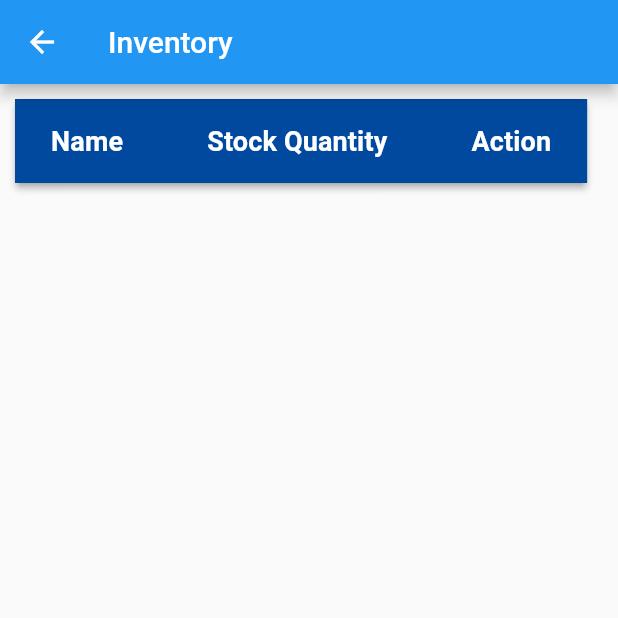
After one commit to mostafak333/flutter_trade_app, a Flutter app: the Inventory screen opened by its route, on a phone screen of 412 x 824 dp, the top half of it. The commit adds this screen. Run offline on Flutter 3.47's test engine with Material 2 defaults, Android fonts, the phone set to English and light mode, and no system bars; our stand-ins replace easy_localization, month_picker_dialog, sqflite; missing offline and left inert: shared_preferences_web; accounts and stored records are empty.

Commit message:
inventory Done

```diff
--- a/lib/constants.dart
+++ b/lib/constants.dart
@@ -11,5 +11,6 @@ class Constants {
   static Color white = Colors.white;
   static Color lightGreen = Colors.lightGreen;
   static Color lightBlue = const Color(0xFFBBDEFB);
+  static Color green = Colors.green;
 
 }
--- /dev/null
+++ b/lib/inventory.dart
@@ -0,0 +1,262 @@
+// ignore_for_file: library_private_types_in_public_api
+
+import 'package:flutter/material.dart';
+import 'package:easy_localization/easy_localization.dart';
+import 'constants.dart';
+import 'sqldb.dart';
+
+class Inventory extends StatefulWidget {
+  const Inventory({super.key});
+
+  @override
+  _InventoryState createState() => _InventoryState();
+}
+
+class _InventoryState extends State<Inventory> {
+  SqlDb sqlDb = SqlDb();
+  List<Map> productList = [];
+  bool _inventoryQuantityValidate = false;
+  bool _increaseShopQuantityValidate = false;
+  Color tableHeaderColor = Constants.tableHeaderColor;
+  Color tableHeaderTitleColor = Constants.white;
+  Color addIconColor = Constants.green;
+  Color editButtonColor = Constants.blue;
+  double tableContentFontSize = Constants.tableContentFontSize;
+  double tableTitleFontSize = Constants.tableTitleFontSize;
+
+  static const double paddingSize = Constants.padding;
+
+  @override
+  void initState() {
+    super.initState();
+    fetchProductList();
+  }
+
+  void fetchProductList() async {
+    List<Map> response =
+        await sqlDb.readData("SELECT * FROM 'products' ORDER BY id DESC");
+    setState(() {
+      productList = response;
+    });
+  }
+
+  void updateInventoryQuantity(id, quantity) async {
+    int response = await sqlDb.updateData('''
+        UPDATE products
+        SET inventory_quantity = $quantity
+        WHERE id = $id
+        ''');
+    if (response > 0) {
+      fetchProductList();
+    }
+  }
+
+  void updateDisplayQuantity(id, quantity) async {
+    int response = await sqlDb.updateData('''
+        UPDATE products
+        SET
+          inventory_quantity = inventory_quantity - $quantity,
+          display_quantity = display_quantity + $quantity
+        WHERE id = $id
+        ''');
+    if (response > 0) {
+      fetchProductList();
+    }
+  }
+
+  _displayDialog(BuildContext context, $id, $quantity, $flag) async {
+    TextEditingController quantityController = TextEditingController();
+    TextEditingController inventoryQuantityController = TextEditingController(text: $quantity);
+    return showDialog(
+        context: context,
+        builder: (context) {
+          return StatefulBuilder(builder: (context, setState) {
+            Widget backButton = TextButton(
+              child: Text("cancel".tr().toString()),
+              onPressed: () {
+                Navigator.of(context).pop();
+              },
+            );
+            Widget confirmButton = TextButton(
+              child: Text("ok".tr().toString()),
+              onPressed: () {
+                if (quantityController.text.isEmpty) {
+                    setState(() {
+                    _inventoryQuantityValidate =
+                    quantityController.text.isEmpty;
+                    });
+                   }
+                  if ($flag == 'inventory') {
+                    updateInventoryQuantity($id, inventoryQuantityController.text);
+                    Navigator.of(context).pop();
+                  } else {
+                    int enteredQuantity =
+                        int.tryParse(quantityController.text) ?? 0;
+                    int existsQuantity = int.tryParse($quantity) ?? 0;
+                    if (enteredQuantity > existsQuantity) {
+                      setState(() {
+                        _increaseShopQuantityValidate = true;
+                      });
+                    } else {
+                      updateDisplayQuantity($id, quantityController.text);
+                      Navigator.of(context).pop();
+                    }
+                  }
+                },
+            );
+            return AlertDialog(
+              title: $flag == 'inventory'
+                  ? Text("increase_inventory_quantity".tr().toString())
+                  : Text("increase_display_quantity".tr().toString()),
+              content: SingleChildScrollView(
+                child: Column(
+                  children: [
+                    TextField(
+                      controller: $flag == 'inventory'? inventoryQuantityController :quantityController,
+                      decoration: InputDecoration(
+                        hintText: "enter_quantity".tr().toString(),
+                        errorText: _inventoryQuantityValidate
+                            ? "can_not_be_empty".tr().toString()
+                            : _increaseShopQuantityValidate
+                                ? "invalid_quantity".tr().toString()
+                                : null,
+                      ),
+                      keyboardType: TextInputType.number,
+                    ),
+                  ],
+                ),
+              ),
+              actions: [
+                backButton,
+                confirmButton,
+              ],
+            );
+          });
+        });
+  }
+
+  @override
+  Widget build(BuildContext context) {
+    return WillPopScope(
+        onWillPop: () async {
+          Navigator.pushNamedAndRemoveUntil(context, '/', (route) => false);
+          return true;
+        },
+        child: Scaffold(
+          appBar: AppBar(
+              title: Text("inventory".tr().toString()),
+              leading: IconButton(
+                  icon: const Icon(Icons.arrow_back),
+                  onPressed: () {
+                    Navigator.pushNamedAndRemoveUntil(
+                        context, '/', (route) => false);
+                  })),
+          body:
+              Column(crossAxisAlignment: CrossAxisAlignment.stretch, children: [
+            Expanded(
+              child: SingleChildScrollView(
+                scrollDirection: Axis.horizontal,
+                child: SingleChildScrollView(
+                  scrollDirection: Axis.vertical,
+                  child: Card(
+                      margin: const EdgeInsets.all(paddingSize),
+                      color: tableHeaderTitleColor,
+                      shadowColor: Colors.grey,
+                      elevation: 2,
+                      child: DataTable(
+                        headingRowColor: MaterialStateColor.resolveWith(
+                            (states) => tableHeaderColor),
+                        columns: [
+                          DataColumn(
+                              label: Text(
+                            "name".tr().toString(),
+                            style: TextStyle(
+                                fontSize: tableTitleFontSize,
+                                fontWeight: FontWeight.bold,
+                                color: tableHeaderTitleColor),
+                          )),
+                          DataColumn(
+                              label: Text(
+                            "inventory_quantity".tr().toString(),
+                            style: TextStyle(
+                                fontSize: tableTitleFontSize,
+                                fontWeight: FontWeight.bold,
+                                color: tableHeaderTitleColor),
+                          )),
+                          DataColumn(
+                              label: Text(
+                            "action".tr().toString(),
+                            style: TextStyle(
+                                fontSize: tableTitleFontSize,
+                                fontWeight: FontWeight.bold,
+                                color: tableHeaderTitleColor),
+                          )),
+                        ],
+                        rows: [
+                          for (var product in productList)
+                            DataRow(cells: [
+                              DataCell(Text(
+                                product['name'].toString(),
+                                textAlign: TextAlign.center,
+                                style:
+                                    TextStyle(fontSize: tableContentFontSize),
+                              )),
+                              DataCell(Text(
+                                product['inventory_quantity'].toString(),
+                                textAlign: TextAlign.center,
+                                style:
+                                    TextStyle(fontSize: tableContentFontSize),
+                              )),
+                              DataCell(
+                                Row(
+                                  mainAxisAlignment: MainAxisAlignment.center,
+                                  children: [
+                                    IconButton(
+                                      onPressed: () async {
+                                        _inventoryQuantityValidate = false;
+                                        _increaseShopQuantityValidate = false;
+                                        _displayDialog(
+                                            context,
+                                            product['id'],
+                                            product['inventory_quantity']
+                                                .toString(),
+                                            "inventory");
+                                      },
+                                      icon: const Icon(Icons.add),
+                                      color: addIconColor,
+                                    ),
+                                    const VerticalDivider(
+                                      thickness: 0.7,
+                                      color: Colors.grey,
+                                      indent: 10,
+                                      endIndent: 10,
+                                      width: 5,
+                                    ),
+                                    IconButton(
+                                      alignment: Alignment.centerLeft,
+                                      onPressed: () async {
+                                        _inventoryQuantityValidate = false;
+                                        _increaseShopQuantityValidate = false;
+                                        _displayDialog(
+                                            context,
+                                            product['id'],
+                                            product['inventory_quantity']
+                                                .toString(),
+                                            "shop");
+                                      },
+                                      icon: const Icon(Icons.forward),
+                                      color: editButtonColor,
+                                    ),
+                                  ],
+                                ),
+                              ),
+                            ]),
+                        ],
+                      )),
+                ),
+              ),
+            ),
+          ]),
+        ));
+  }
+}
--- a/lib/main.dart
+++ b/lib/main.dart
@@ -1,5 +1,6 @@
 import 'package:alfarsha/dailyReport.dart';
 import 'package:alfarsha/home.dart';
+import 'package:alfarsha/inventory.dart';
 import 'package:alfarsha/listedDailyReport.dart';
 import 'package:alfarsha/monthlyReport.dart';
 import 'package:alfarsha/products.dart';
@@ -37,6 +38,7 @@ class MyApp extends StatelessWidget {
         '/report': (context) => const ListedDailyReport(),
         '/daily-report': (context) => const DailyReport(),
         '/monthly-report': (context) => const MonthlyReport(),
+        '/inventory': (context) => const Inventory(),
       },
     );
   }
--- a/lib/navdrawer.dart
+++ b/lib/navdrawer.dart
@@ -1,5 +1,6 @@
 // ignore_for_file: library_private_types_in_public_api
 
+import 'package:alfarsha/inventory.dart';
 import 'package:alfarsha/monthlyReport.dart';
 import 'package:alfarsha/products.dart';
 import 'package:alfarsha/listedDailyReport.dart';
@@ -120,11 +121,20 @@ class _NavDrawerState extends State<NavDrawer> {
           ),*/
           ListTile(
             leading: const Icon(Icons.input),
+            title: Text("inventory".tr().toString()),
+            onTap: () {
+              Navigator.of(context).push(MaterialPageRoute(
+                  builder: (context) => const Inventory()));
+            },
+          ),
+          ListTile(
+            leading: const Icon(Icons.input),
             title: Text("language".tr().toString()),
             onTap: () async {
               _displayLanguageDialog(context);
             },
           ),
+
         ],
       ),
     );
--- a/lib/products.dart
+++ b/lib/products.dart
@@ -18,6 +18,7 @@ class _ProductsState extends State<Products> {
   bool _nameValidate = false;
   bool _wholesalePriceValidate = false;
   bool _salePriceValidate = false;
+  bool _displayQuantityValidate = false;
   bool _deleteValidate = false;
   Color tableHeaderColor = Constants.tableHeaderColor;
   Color tableHeaderTitleColor = Constants.white;
@@ -47,22 +48,23 @@ class _ProductsState extends State<Products> {
     }
   }
 
-  void store(name, wholesalePrice, salePrice) async {
+  void store(name, wholesalePrice, salePrice, quantity) async {
     int response = await sqlDb.insertData('''
-    INSERT INTO 'products' ('name','wholesalePrice','salePrice')
-    VALUES ('$name','$wholesalePrice',$salePrice)
+    INSERT INTO 'products' ('name','wholesalePrice','salePrice','display_quantity')
+    VALUES ('$name','$wholesalePrice',$salePrice,$quantity)
     ''');
     if (response > 0) {
       fetchProductList();
     }
   }
 
-  void update(id, name, wholesalePrice, salePrice, locked) async {
+  void update(id, name, wholesalePrice, salePrice,quantity, locked) async {
     int response = await sqlDb.updateData('''
         UPDATE products
         SET name = '$name',
         wholesalePrice = $wholesalePrice,
         salePrice = $salePrice,
+        display_quantity = $quantity,
         locked = $locked
         WHERE id = $id
         ''');
@@ -71,14 +73,16 @@ class _ProductsState extends State<Products> {
     }
   }
 
-  _displayDialog(BuildContext context, $id, $name, $wholesalePrice, $salePrice,
+  _displayDialog(BuildContext context, $id, $name, $wholesalePrice, $salePrice, $quantity,
       $flag) async {
     TextEditingController productNameController =
         TextEditingController(text: $name);
     TextEditingController wholesalePriceController =
         TextEditingController(text: $wholesalePrice);
     TextEditingController salePriceController =
-        TextEditingController(text: $salePrice);
+      TextEditingController(text: $salePrice);
+    TextEditingController quantityController =
+      TextEditingController(text: $quantity);
 
     return showDialog(
         context: context,
@@ -107,13 +111,16 @@ class _ProductsState extends State<Products> {
                     store(
                         productNameController.text.toString(),
                         wholesalePriceController.text,
-                        salePriceController.text);
+                        salePriceController.text,
+                        quantityController.text,
+                    );
                   } else {
                     update(
                         $id,
                         productNameController.text.toString(),
                         wholesalePriceController.text,
                         salePriceController.text,
+                        quantityController.text,
                         0);
                   }
                   Navigator.of(context).pop();
@@ -156,6 +163,16 @@ class _ProductsState extends State<Products> {
                       ),
                       keyboardType: TextInputType.number,
                     ),
+                    TextField(
+                      controller: quantityController,
+                      decoration: InputDecoration(
+                        hintText: "enter_quantity".tr().toString(),
+                        errorText: _displayQuantityValidate
+                            ? "can_not_be_empty".tr().toString()
+                            : null,
+                      ),
+                      keyboardType: TextInputType.number,
+                    ),
                   ],
                 ),
               ),
@@ -169,13 +186,16 @@ class _ProductsState extends State<Products> {
   }
 
   _displayLockDialog(BuildContext context, $id, $name, $wholesalePrice,
-      $salePrice, $locked) async {
+      $salePrice,$quantity, $locked) async {
     TextEditingController productNameController =
         TextEditingController(text: $name);
     TextEditingController wholesalePriceController =
         TextEditingController(text: $wholesalePrice);
     TextEditingController salePriceController =
         TextEditingController(text: $salePrice);
+    TextEditingController quantityController =
+    TextEditingController(text: $quantity);
+
     return showDialog(
         context: context,
         builder: (context) {
@@ -197,6 +217,7 @@ class _ProductsState extends State<Products> {
                         productNameController.text.toString(),
                         wholesalePriceController.text,
                         salePriceController.text,
+                        quantityController.text,
                         $locked == 1 ? 0 : 1);
                     Navigator.of(context).pop();
                   } else if (text.text != 'sure'.tr().toString()) {
@@ -256,7 +277,7 @@ class _ProductsState extends State<Products> {
               children: [
                 ElevatedButton(
                   onPressed: () async {
-                    _displayDialog(context, null, null, null, null, 'store');
+                    _displayDialog(context, null, null, null, null,null, 'store');
                   },
                   child: Text("add_product".tr().toString()),
                 ),
@@ -303,6 +324,14 @@ class _ProductsState extends State<Products> {
                           )),
                           DataColumn(
                               label: Text(
+                                "display_quantity".tr().toString(),
+                                style: TextStyle(
+                                    fontSize: tableTitleFontSize,
+                                    fontWeight: FontWeight.bold,
+                                    color: tableHeaderTitleColor),
+                              )),
+                          DataColumn(
+                              label: Text(
                             "status".tr().toString(),
                             style: TextStyle(
                                 fontSize: tableTitleFontSize,
@@ -340,6 +369,12 @@ class _ProductsState extends State<Products> {
                                     TextStyle(fontSize: tableContentFontSize),
                               )),
                               DataCell(Text(
+                                product['display_quantity'].toString(),
+                                textAlign: TextAlign.center,
+                                style:
+                                TextStyle(fontSize: tableContentFontSize),
+                              )),
+                              DataCell(Text(
                                 product['locked'] == 1
                                     ? "locked".tr().toString()
                                     : "unlocked".tr().toString(),
@@ -365,6 +400,7 @@ class _ProductsState extends State<Products> {
                                               product['wholesalePrice']
                                                   .toString(),
                                               product['salePrice'].toString(),
+                                              product['display_quantity'].toString(),
                                               'update');
                                         },
                                         icon: const Icon(Icons.edit),
@@ -393,6 +429,7 @@ class _ProductsState extends State<Products> {
                                             product['wholesalePrice']
                                                 .toString(),
                                             product['salePrice'].toString(),
+                                            product['display_quantity'].toString(),
                                             product['locked']);
                                       },
                                       icon: Icon(product['locked'] == 1
```
Also changed, not shown: assets/translations/ar-SA.json (+9 -1 lines), assets/translations/en-US.json (+10 -2 lines), lib/home.dart (+17 -7 lines), lib/listedDailyReport.dart (+9 -8 lines), lib/sqldb.dart (+18 -3 lines), 6 other files.
